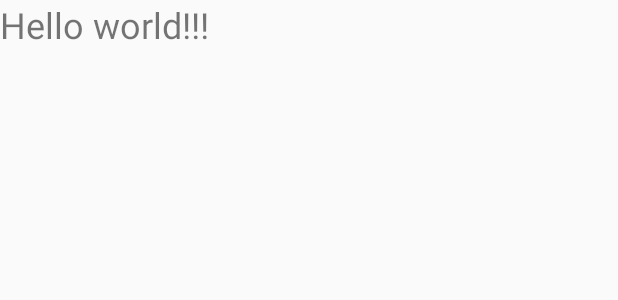
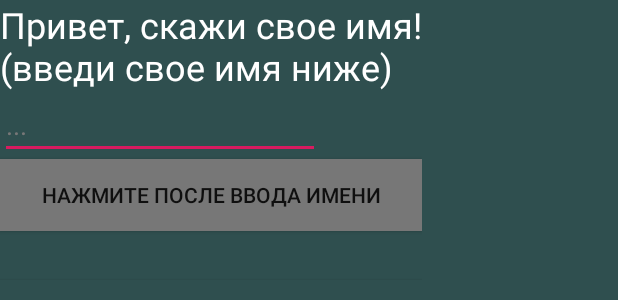
Before and after one commit to UmidKhodzhaev/TextQuest, an Android app: the layout first_level.xml on its own in the app's theme, with its tools: preview values and no code run, on a phone screen of 412 x 824 dp. Shown: the top 300 px of the screen. Run offline under Robolectric (Android 15) with nearby library versions, the phone set to English and light mode, and no system bars.

Commit message:
Comlete first level
Made fist level and started secnd

```diff
--- a/TextQuest/app/build.gradle
+++ b/TextQuest/app/build.gradle
@@ -25,4 +25,5 @@ dependencies {
     testImplementation 'junit:junit:4.12'
     androidTestImplementation 'com.android.support.test:runner:1.0.2'
     androidTestImplementation 'com.android.support.test.espresso:espresso-core:3.0.2'
+    implementation 'com.android.support:design:28.0.0'
 }
--- a/TextQuest/app/src/main/res/layout/first_level.xml
+++ b/TextQuest/app/src/main/res/layout/first_level.xml
@@ -3,7 +3,8 @@
 <LinearLayout xmlns:tools="http://schemas.android.com/tools"
     xmlns:android="http://schemas.android.com/apk/res/android"
     android:layout_width="match_parent"
-    android:layout_height="match_parent">
+    android:layout_height="match_parent"
+    android:background="#2F4F4F">
 
 
     <ScrollView
@@ -18,11 +19,67 @@
             android:textSize="50sp"
 
             <TextView
-                android:id="@+id/textView"
+                android:id="@+id/textView0"
+                android:layout_width="wrap_content"
+                android:layout_height="match_parent"
+                android:text="Привет, скажи свое имя!\n(введи свое имя ниже)"
+                android:textSize="24sp"
+                android:textColor="#ffffff"/>
+
+            <EditText
+                android:id="@+id/editText"
+                android:layout_width="wrap_content"
+                android:layout_height="wrap_content"
+                android:layout_weight="1"
+                android:ems="10"
+                android:inputType="textPersonName"
+                android:textColor="#777777"
+                tools:text="..." />
+
+            <Button
+                android:id="@+id/check"
+                android:layout_width="match_parent"
+                android:layout_height="wrap_content"
+                android:background="#777777"
+                android:text="Нажмите после ввода имени" />
+
+            <TextView
+                android:id="@+id/textView1"
                 android:layout_width="match_parent"
                 android:layout_height="match_parent"
-                android:text="Hello world!!!"
-                android:textSize="24dp" />
+                android:text=""
+                android:textSize="24sp"
+                android:textColor="#0000FF"/>
+
+            <Button
+                android:id="@+id/button"
+                android:layout_width="match_parent"
+                android:layout_height="wrap_content"
+                android:background="#2F4F4F"
+                android:text="" />
+
+            <TextView
+                android:id="@+id/textView2"
+                android:layout_width="match_parent"
+                android:layout_height="match_parent"
+                android:text=" "
+                android:textSize="24sp"
+                android:textColor="#ffffff"/>
+            <TextView
+                android:id="@+id/textView3"
+                android:layout_width="match_parent"
+                android:layout_height="match_parent"
+                android:text=" "
+                android:textSize="24sp"
+                android:textColor="#777777"/>
+
+            <Button
+                android:id="@+id/to2level"
+                android:layout_width="wrap_content"
+                android:layout_height="wrap_content"
+                android:layout_weight="1"
+                android:text=" "
+                android:background="#2F4F4F"/>
 
 
         </LinearLayout>
--- a/TextQuest/app/src/main/res/values/strings.xml
+++ /dev/null
@@ -1,3 +0,0 @@
-<resources>
-    <string name="app_name">Textquest</string>
-</resources>
```
Also changed, not shown: TextQuest/app/src/main/AndroidManifest.xml (+7 -2 lines), TextQuest/app/src/main/java/com/example/umidi/textquest/FirstLevel.java (+45 -16 lines), TextQuest/app/src/main/java/com/example/umidi/textquest/MainActivity.java (+5 -14 lines), TextQuest/app/src/main/java/com/example/umidi/textquest/SecondLevel.java (added, +15 -0 lines), TextQuest/app/src/main/res/layout/activity_main.xml (+5 -14 lines), TextQuest/app/src/main/res/layout/second_level.xml (added, +32 -0 lines), 1 other file.
